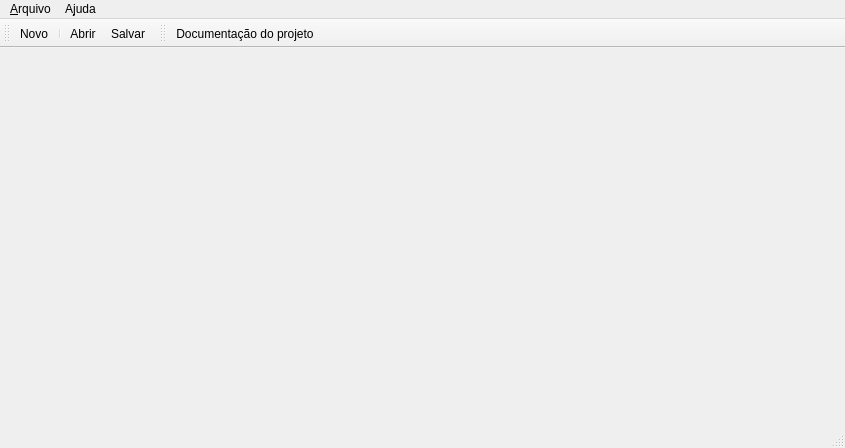
The window that fat/mainwindow.ui (luigivieira/F3) describes before a commit, drawn with Qt 5.
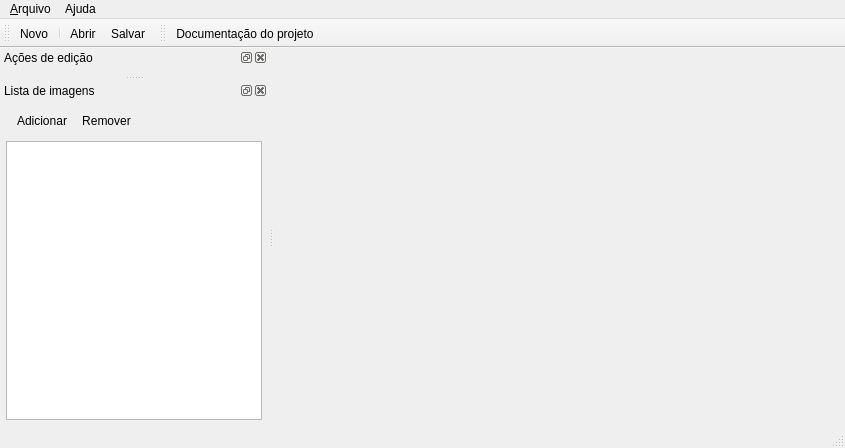
The same window after the commit. Icons and pictures are not drawn.

```diff
--- a/fat/mainwindow.ui
+++ b/fat/mainwindow.ui
@@ -132,6 +132,63 @@
    </attribute>
    <addaction name="actionProject"/>
   </widget>
+  <widget class="QDockWidget" name="dockActions">
+   <property name="windowTitle">
+    <string>Ações de edição</string>
+   </property>
+   <attribute name="dockWidgetArea">
+    <number>1</number>
+   </attribute>
+   <widget class="QWidget" name="Content"/>
+  </widget>
+  <widget class="QDockWidget" name="dockImages">
+   <property name="windowTitle">
+    <string>Lista de imagens</string>
+   </property>
+   <attribute name="dockWidgetArea">
+    <number>1</number>
+   </attribute>
+   <widget class="QWidget" name="Content_2">
+    <layout class="QGridLayout" name="gridLayout">
+     <property name="leftMargin">
+      <number>6</number>
+     </property>
+     <property name="topMargin">
+      <number>6</number>
+     </property>
+     <property name="rightMargin">
+      <number>6</number>
+     </property>
+     <property name="bottomMargin">
+      <number>6</number>
+     </property>
+     <property name="horizontalSpacing">
+      <number>6</number>
+     </property>
+     <item row="1" column="0">
+      <widget class="QListView" name="listImages"/>
+     </item>
+     <item row="0" column="0">
+      <widget class="QToolBar" name="imagesToolbar">
+       <property name="windowTitle">
+        <string/>
+       </property>
+       <property name="iconSize">
+        <size>
+         <width>16</width>
+         <height>16</height>
+        </size>
+       </property>
+       <property name="floatable">
+        <bool>false</bool>
+       </property>
+       <addaction name="actionAddImage"/>
+       <addaction name="actionRemoveImage"/>
+      </widget>
+     </item>
+    </layout>
+   </widget>
+  </widget>
   <action name="actionExit">
    <property name="text">
     <string>Sai&amp;r</string>
@@ -220,6 +277,36 @@
     <string>F1</string>
    </property>
   </action>
+  <action name="actionAddImage">
+   <property name="icon">
+    <iconset resource="resources.qrc">
+     <normaloff>:/icons/addimage</normaloff>:/icons/addimage</iconset>
+   </property>
+   <property name="text">
+    <string>Adicionar...</string>
+   </property>
+   <property name="toolTip">
+    <string>Adiciona nova(s) imagem(s) ao banco de faces anotadas atualmente selecionado</string>
+   </property>
+   <property name="shortcut">
+    <string>Ctrl+Ins</string>
+   </property>
+  </action>
+  <action name="actionRemoveImage">
+   <property name="icon">
+    <iconset resource="resources.qrc">
+     <normaloff>:/icons/removeimage</normaloff>:/icons/removeimage</iconset>
+   </property>
+   <property name="text">
+    <string>Remover</string>
+   </property>
+   <property name="toolTip">
+    <string>Remove a(s) imagem(s) selecionada(s) do banco de faces anotadas atualmente selecionado</string>
+   </property>
+   <property name="shortcut">
+    <string>Ctrl+Del</string>
+   </property>
+  </action>
  </widget>
  <layoutdefault spacing="6" margin="11"/>
  <resources>
```
Left out of the diff: 5 changed lines with no effect on the pictures.
